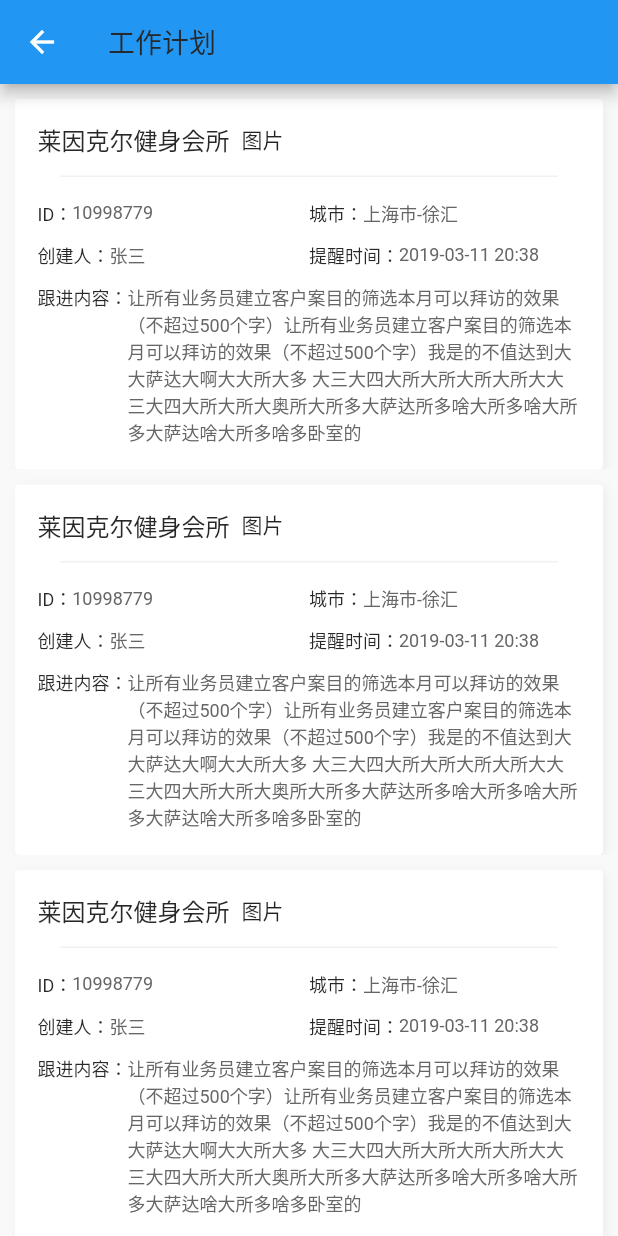
After one commit to yangxinliang/flutter_app_demo, a Flutter app: the STWorkPlanPage screen opened directly, on a phone screen of 412 x 824 dp. The commit adds this screen. Run offline on Flutter 3.47's test engine with Material 2 defaults, Android fonts, the phone set to English and light mode, and no system bars; network calls fail.

Commit message:
提交： 增加demo页面

```diff
--- a/flutter_app/lib/dart_demo_page.dart
+++ b/flutter_app/lib/dart_demo_page.dart
@@ -27,7 +27,6 @@ class _DartDemoTestState extends State<DartDemoTest> {
 
     demos.add(1);
 
-
     // 级联操作
 //    Person p = Person()..name = "dada"..sex = "男";
 
@@ -39,7 +38,6 @@ class _DartDemoTestState extends State<DartDemoTest> {
 
     // values 包含每个枚举值的List
     var seaSon = Season.values;
-
   }
 
   @override
@@ -87,23 +85,14 @@ void test(String name, {int age, double height}) {
 }
 
 // 位置可选参数示例
-void testMethod(String name,[int age = 18,double height = 170.0]) {
+void testMethod(String name, [int age = 18, double height = 170.0]) {}
 
+// 定义一个函数
+foo(String name) {
+  print(name);
 }
 
-
-// 定义一个函数
-foo (String name) {
-
-  print(name);
-
-}
-
-demoFun(Function func) {
-
-
-}
-
+demoFun(Function func) {}
 
 //自定义一个类 类通常有两部分组成： 成员（member）和方法（method）
 class Person {
@@ -128,7 +117,6 @@ class Person {
   // 类成员变量
   static String demo;
 
-
   // 构造方法
 //   Person(String  name) {
 //     this.name = name;
@@ -145,7 +133,6 @@ class Person {
 //    testMethod("dasadas");
     // 函数可以当参数
 //    demoFun(foo("dasda"));
-
   }
 
   // 类方法
@@ -154,15 +141,11 @@ class Person {
   }
 }
 
-
-
 // 几种不同的构造方法
 class DemoInitMethod {
-
   String demo;
   // 普通构造方法
   DemoInitMethod(this.demo);
-
 
   // 命名构造方法 因为不支持方法（函数）的重载，没办法创建相同的名称构造方法，所以我们经常使用自己命名方法去构造方法
   DemoInitMethod.demo(String name) {
@@ -173,13 +156,7 @@ class DemoInitMethod {
   // 我们希望在一个构造方法中去调用另外一个构造方法, 这个时候可以使用重定向构造方法：
   //在一个构造函数中，去调用另外一个构造函数（注意：是在冒号后面使用this调用）
   DemoInitMethod.fromName(String name) : this(name);
-
-
-
-
-
 }
-
 
 // 常量构造方法 如果将构造方法前加const进行修饰，那么可以保证同一个参数，创建出来的对象是相同的
 //这样的构造方法就称之为常量构造方法。
@@ -187,15 +164,10 @@ class DemoInitMethod {
 // 注意二: 为了可以通过常量构造方法，创建出相同的对象，不再使用 new关键字，而是使用const关键字
 
 class DemoConstMethod {
-
   final String name;
   // 常量构造方法
   const DemoConstMethod(this.name);
-
 }
-
-
-
 
 // 抽象类
 abstract class Shape {
@@ -204,11 +176,8 @@ abstract class Shape {
 
   // 如果该方法已经被实现了 子类不需要重写
   demo() {
-
     print("dasdas");
-
   }
-
 }
 
 class Circle extends Shape {
@@ -221,6 +190,7 @@ class Circle extends Shape {
     return r * r * 3.14;
   }
 }
+
 class Reactangle extends Shape {
   double w;
   double h;
@@ -234,19 +204,16 @@ class Reactangle extends Shape {
   }
 }
 
-
 // mixin 的使用
 mixin Runner {
-
-  run(){
+  run() {
     print("在奔跑");
   }
 }
 // mixin 的使用
 
 mixin Flyer {
-
-  fly(){
+  fly() {
     print("在奔跑");
   }
 }
@@ -255,17 +222,7 @@ mixin Flyer {
 // class SuperMan implements Runner, Flyer {}
 
 // 此时 demo 同时有 run 和 fly 方法
-class Demo with Runner,Flyer {
-
-
-
-}
+class Demo with Runner, Flyer {}
 
 // 使用 enum 来定义一个枚举
-enum Season {
-  spring,
-  summer,
-  autumn,
-  winter
-
-}
+enum Season { spring, summer, autumn, winter }
--- a/flutter_app/lib/widget_page.dart
+++ b/flutter_app/lib/widget_page.dart
@@ -1,5 +1,6 @@
 import 'package:flutter/material.dart';
 import 'package:flutter_app/rolling_componernts_page.dart';
+import 'package:flutter_app/work_plan_page.dart';
 
 import 'basic_components_page.dart';
 import 'container_components_page.dart';
@@ -14,7 +15,7 @@ class DemoWidget extends StatefulWidget {
 class _DemoWidgetState extends State<DemoWidget> {
 
   //定义一个装有widget的类名的数组
-  List _widgetList = ["基础组件", "布局类组件", "容器类组件", "可滚动组件", "功能性"];
+  List _widgetList = ["基础组件", "布局类组件", "容器类组件", "可滚动组件", "功能性","工作计划"];
 
   @override
   Widget build(BuildContext context) {
@@ -50,6 +51,10 @@ class _DemoWidgetState extends State<DemoWidget> {
                  Navigator.of(context).push(MaterialPageRoute(
                      builder: (context) => FunctionalWidget()));
 
+               }else if (index == 5) {
+                 Navigator.of(context).push(MaterialPageRoute(
+                     builder: (context) => STWorkPlanPage()));
+
                }
 
 
--- /dev/null
+++ b/flutter_app/lib/work_plan_page.dart
@@ -0,0 +1,197 @@
+import 'package:flutter/material.dart';
+
+class STWorkPlanPage extends StatefulWidget {
+  @override
+  _STWorkPlanPageState createState() => _STWorkPlanPageState();
+}
+
+class _STWorkPlanPageState extends State<STWorkPlanPage> {
+  @override
+  Widget build(BuildContext context) {
+    return Scaffold(
+        appBar: AppBar(
+          title: Text("工作计划",
+               style: TextStyle(
+                 color: Color(0xFF282828),
+                 fontSize: 18,
+                 fontWeight: FontWeight.w500
+
+               ),
+          ),
+        ),
+        body: ListView.builder(
+            itemCount: 5, // 加载的子组件的个数
+//          itemExtent: 50.0, //强制高度为50.0
+            //它是列表项的构建器，类型为IndexedWidgetBuilder，返回值为一个widget。
+            // 当列表滚动到具体的index位置时，会调用该构建器构建列表项。
+            itemBuilder: (BuildContext context, int index) {
+              return _configWidget();
+            }));
+  }
+
+  /*
+  * 配置widget
+  * */
+  Widget _configWidget() {
+    return Container(
+      color: Color(0xFFF9F9F9),
+      child: Container(
+        margin: EdgeInsets.only(left: 10, right: 10, top: 10),
+        decoration: BoxDecoration(
+            color: Color(0xFFFFFFFF),
+            borderRadius: BorderRadius.circular(3),
+            boxShadow: [
+              //卡片阴影
+              BoxShadow(
+                  color: Color(0x0D000000),
+                  offset: Offset(2.0, 2.0),
+                  blurRadius: 6.0)
+            ]),
+        child: Column(
+          children: <Widget>[
+            // 工作室或者俱乐部的名称
+            Container(
+              margin: EdgeInsets.only(left: 15, top: 15),
+              child: Row(
+                children: <Widget>[
+                  Text(
+                    "莱因克尔健身会所  ",
+                    style: TextStyle(
+                        fontSize: 16,
+                        fontWeight: FontWeight.w500,
+                        color: Color(0xFF282828)),
+                  ),
+                  Text("图片")
+                ],
+              ),
+            ),
+            Container(
+              color: Color(0xFFF1F1F1),
+              margin: EdgeInsets.only(left: 30, right: 30, top: 12),
+              height: 1,
+            ),
+
+            Container(
+              margin: EdgeInsets.only(left: 15, right: 15, top: 15),
+              child: Row(
+                children: <Widget>[
+                  Expanded(
+                    flex: 1,
+                    child: Container(
+                      child: Column(
+                        crossAxisAlignment: CrossAxisAlignment.start,
+                        children: <Widget>[
+                          Container(
+                            child: Row(
+                              children: <Widget>[
+                                Text(
+                                  "ID：",
+                                  style: TextStyle(
+                                      color: Color(0xFF282828), fontSize: 12),
+                                ),
+                                Text(
+                                  "10998779",
+                                  style: TextStyle(
+                                      color: Color(0xFF666666), fontSize: 12),
+                                ),
+                              ],
+                            ),
+                          ),
+                          SizedBox(
+                            height: 10,
+                          ),
+                          Container(
+                            child: Row(
+                              children: <Widget>[
+                                Text(
+                                  "创建人：",
+                                  style: TextStyle(
+                                      color: Color(0xFF282828), fontSize: 12),
+                                ),
+                                Text(
+                                  "张三",
+                                  style: TextStyle(
+                                      color: Color(0xFF666666), fontSize: 12),
+                                ),
+                              ],
+                            ),
+                          ),
+                        ],
+                      ),
+                    ),
+                  ),
+                  Expanded(
+                    flex: 1,
+                    child: Container(
+                      child: Column(
+                        crossAxisAlignment: CrossAxisAlignment.start,
+                        children: <Widget>[
+                          Container(
+                            child: Row(
+                              children: <Widget>[
+                                Text(
+                                  "城市：",
+                                  style: TextStyle(
+                                      color: Color(0xFF282828), fontSize: 12),
+                                ),
+                                Text(
+                                  "上海市-徐汇",
+                                  style: TextStyle(
+                                      color: Color(0xFF666666), fontSize: 12),
+                                ),
+                              ],
+                            ),
+                          ),
+                          SizedBox(
+                            height: 10,
+                          ),
+                          Container(
+                            child: Row(
+                              children: <Widget>[
+                                Text(
+                                  "提醒时间：",
+                                  style: TextStyle(
+                                      color: Color(0xFF282828), fontSize: 12),
+                                ),
+                                Text(
+                                  "2019-03-11 20:38",
+                                  style: TextStyle(
+                                      color: Color(0xFF666666), fontSize: 12),
+                                ),
+                              ],
+                            ),
+                          ),
+                        ],
+                      ),
+                    ),
+                  )
+                ],
+              ),
+            ),
+
+            Container(
+              margin: EdgeInsets.only(left: 15, top: 10, right: 16),
+              child: Row(
+                crossAxisAlignment: CrossAxisAlignment.start,
+                children: <Widget>[
+                  Text(
+                    "跟进内容：",
+                    style: TextStyle(color: Color(0xFF282828), fontSize: 12),
+                  ),
+                  Expanded(
+                      child: Container(
+                    margin: EdgeInsets.only(bottom: 16),
+                    child: Text(
+                      "让所有业务员建立客户案目的筛选本月可以拜访的效果（不超过500个字）让所有业务员建立客户案目的筛选本月可以拜访的效果（不超过500个字）我是的不值达到大大萨达大啊大大所大多 大三大四大所大所大所大所大大三大四大所大所大奥所大所多大萨达所多啥大所多啥大所多大萨达啥大所多啥多卧室的",
+                      style: TextStyle(color: Color(0xFF666666), fontSize: 12),
+                    ),
+                  ))
+                ],
+              ),
+            )
+          ],
+        ),
+      ),
+    );
+  }
+}
```
Also changed, not shown: flutter_app/lib/functional_components_page.dart (+12 -22 lines), flutter_app/pubspec.lock. Lines whose indentation alone changed are shown as unchanged.
